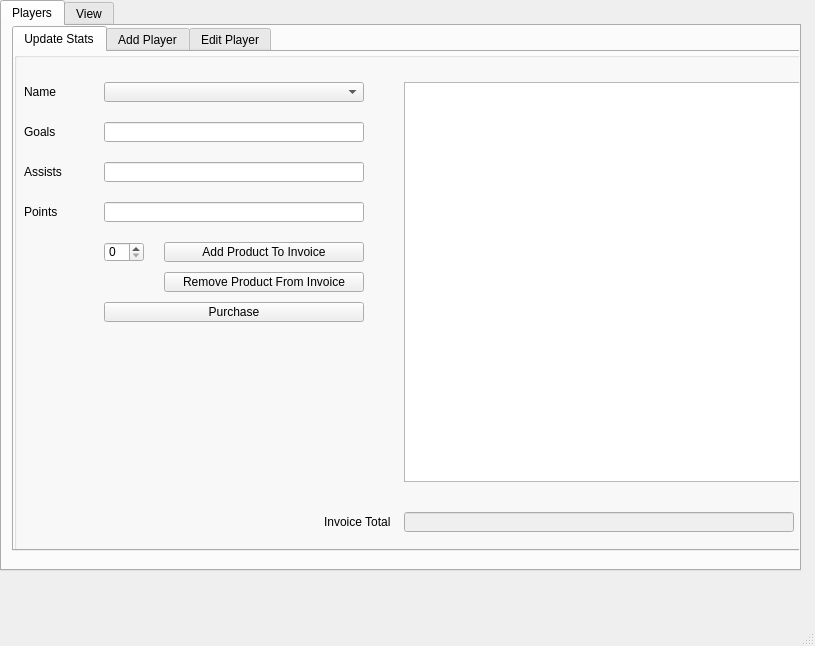
Above: Leafs.ui from Lsm2003/Leafs_Stats before the change. Below: the same form after it.
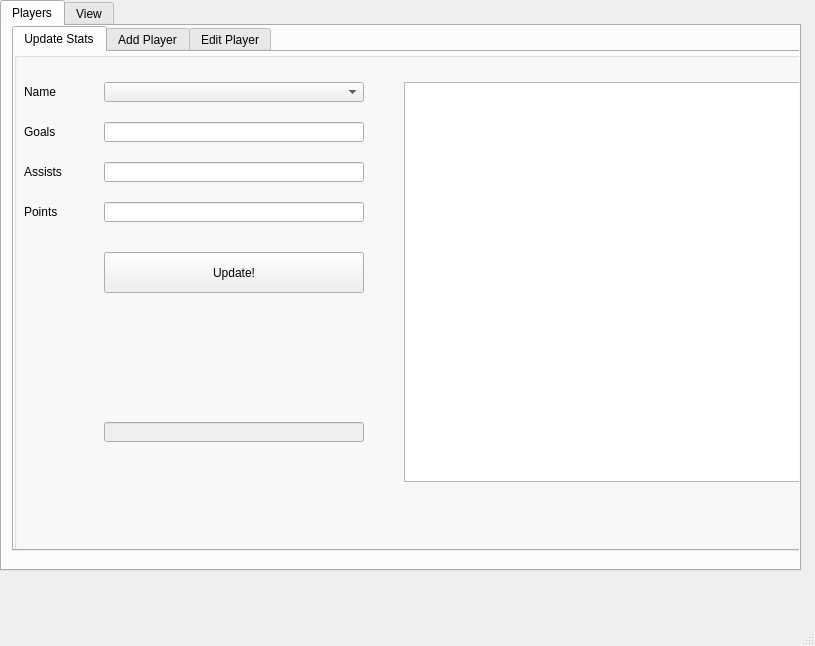
That is the form after the change. The open tabs and pages were chosen to show the change.

Commit message: update player stats added

The edit to the form file:
```diff
--- a/Leafs.ui
+++ b/Leafs.ui
@@ -43,7 +43,7 @@
        <bool>false</bool>
       </property>
       <property name="currentIndex">
-       <number>2</number>
+       <number>0</number>
       </property>
       <widget class="QWidget" name="newInvoiceTab">
        <attribute name="title">
@@ -87,44 +87,6 @@
           <string>Goals</string>
          </property>
         </widget>
-        <widget class="QLineEdit" name="goalsLineEditUpdateStatsTab">
-         <property name="enabled">
-          <bool>true</bool>
-         </property>
-         <property name="geometry">
-          <rect>
-           <x>90</x>
-           <y>70</y>
-           <width>260</width>
-           <height>20</height>
-          </rect>
-         </property>
-         <property name="minimumSize">
-          <size>
-           <width>0</width>
-           <height>20</height>
-          </size>
-         </property>
-         <property name="readOnly">
-          <bool>true</bool>
-         </property>
-        </widget>
-        <widget class="QLineEdit" name="AssistsLineEditUpdateStatsTab">
-         <property name="enabled">
-          <bool>true</bool>
-         </property>
-         <property name="geometry">
-          <rect>
-           <x>90</x>
-           <y>110</y>
-           <width>260</width>
-           <height>20</height>
-          </rect>
-         </property>
-         <property name="readOnly">
-          <bool>true</bool>
-         </property>
-        </widget>
         <widget class="QLabel" name="label_9">
          <property name="geometry">
           <rect>
@@ -151,17 +113,17 @@
           <string>Points</string>
          </property>
         </widget>
-        <widget class="QPushButton" name="purchaseButtonNewInvoiceTab">
+        <widget class="QPushButton" name="updateButtonEditStatsTab">
          <property name="geometry">
           <rect>
            <x>90</x>
-           <y>250</y>
+           <y>200</y>
            <width>260</width>
-           <height>20</height>
+           <height>41</height>
           </rect>
          </property>
          <property name="text">
-          <string>Purchase</string>
+          <string>Update!</string>
          </property>
         </widget>
         <widget class="QComboBox" name="nameComboBoxUpdateStatsTab">
@@ -174,42 +136,6 @@
           </rect>
          </property>
         </widget>
-        <widget class="QSpinBox" name="productNumberSpinBoxNewInvoiceTab">
-         <property name="geometry">
-          <rect>
-           <x>90</x>
-           <y>190</y>
-           <width>40</width>
-           <height>20</height>
-          </rect>
-         </property>
-        </widget>
-        <widget class="QPushButton" name="addProductButtonNewInvoiceTab">
-         <property name="geometry">
-          <rect>
-           <x>150</x>
-           <y>190</y>
-           <width>200</width>
-           <height>20</height>
-          </rect>
-         </property>
-         <property name="text">
-          <string>Add Product To Invoice</string>
-         </property>
-        </widget>
-        <widget class="QPushButton" name="removeProductButtonNewInvoiceTab">
-         <property name="geometry">
-          <rect>
-           <x>150</x>
-           <y>220</y>
-           <width>200</width>
-           <height>20</height>
-          </rect>
-         </property>
-         <property name="text">
-          <string>Remove Product From Invoice</string>
-         </property>
-        </widget>
         <widget class="QTableWidget" name="invoiceListTableWidgetNewInvoiceTab">
          <property name="geometry">
           <rect>
@@ -220,35 +146,6 @@
           </rect>
          </property>
         </widget>
-        <widget class="QLabel" name="label_11">
-         <property name="geometry">
-          <rect>
-           <x>310</x>
-           <y>460</y>
-           <width>70</width>
-           <height>20</height>
-          </rect>
-         </property>
-         <property name="text">
-          <string>Invoice Total</string>
-         </property>
-        </widget>
-        <widget class="QLineEdit" name="invoiceTotalLineEditNewInvoiceTab">
-         <property name="enabled">
-          <bool>false</bool>
-         </property>
-         <property name="geometry">
-          <rect>
-           <x>390</x>
-           <y>460</y>
-           <width>390</width>
-           <height>20</height>
-          </rect>
-         </property>
-         <property name="readOnly">
-          <bool>true</bool>
-         </property>
-        </widget>
         <widget class="QLabel" name="feedbackLabelNewInvoiceTab">
          <property name="geometry">
           <rect>
@@ -262,7 +159,7 @@
           <string/>
          </property>
         </widget>
-        <widget class="QLineEdit" name="firstNameLineEditAddPlayerTab_2">
+        <widget class="QLineEdit" name="pointsLineEditUpdateStatsTab">
          <property name="geometry">
           <rect>
            <x>90</x>
@@ -272,6 +169,39 @@
           </rect>
          </property>
         </widget>
+        <widget class="QLineEdit" name="AssistsLineEditUpdateStatsTab">
+         <property name="geometry">
+          <rect>
+           <x>90</x>
+           <y>110</y>
+           <width>260</width>
+           <height>20</height>
+          </rect>
+         </property>
+        </widget>
+        <widget class="QLineEdit" name="goalsLineEditUpdateStatsTab">
+         <property name="geometry">
+          <rect>
+           <x>90</x>
+           <y>70</y>
+           <width>260</width>
+           <height>20</height>
+          </rect>
+         </property>
+        </widget>
+        <widget class="QLineEdit" name="idLineEditUpdateStatsTab">
+         <property name="enabled">
+          <bool>false</bool>
+         </property>
+         <property name="geometry">
+          <rect>
+           <x>90</x>
+           <y>370</y>
+           <width>260</width>
+           <height>20</height>
+          </rect>
+         </property>
+        </widget>
        </widget>
       </widget>
       <widget class="QWidget" name="addCustomerTab">
```
The commit also changes 5 other files.
